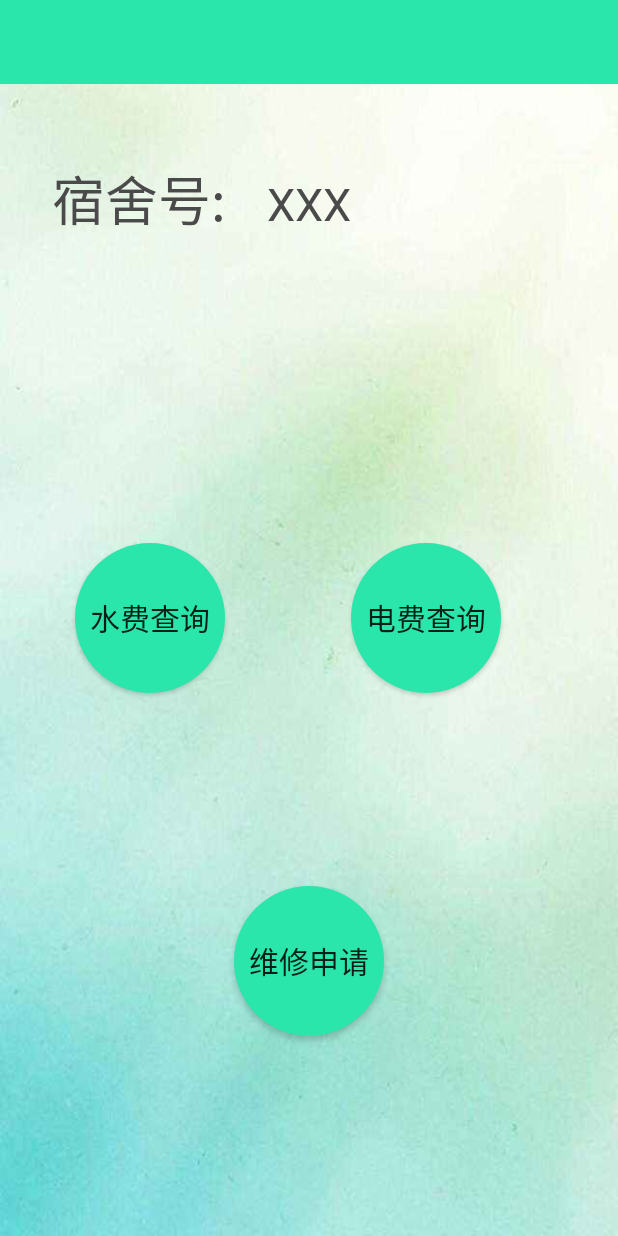
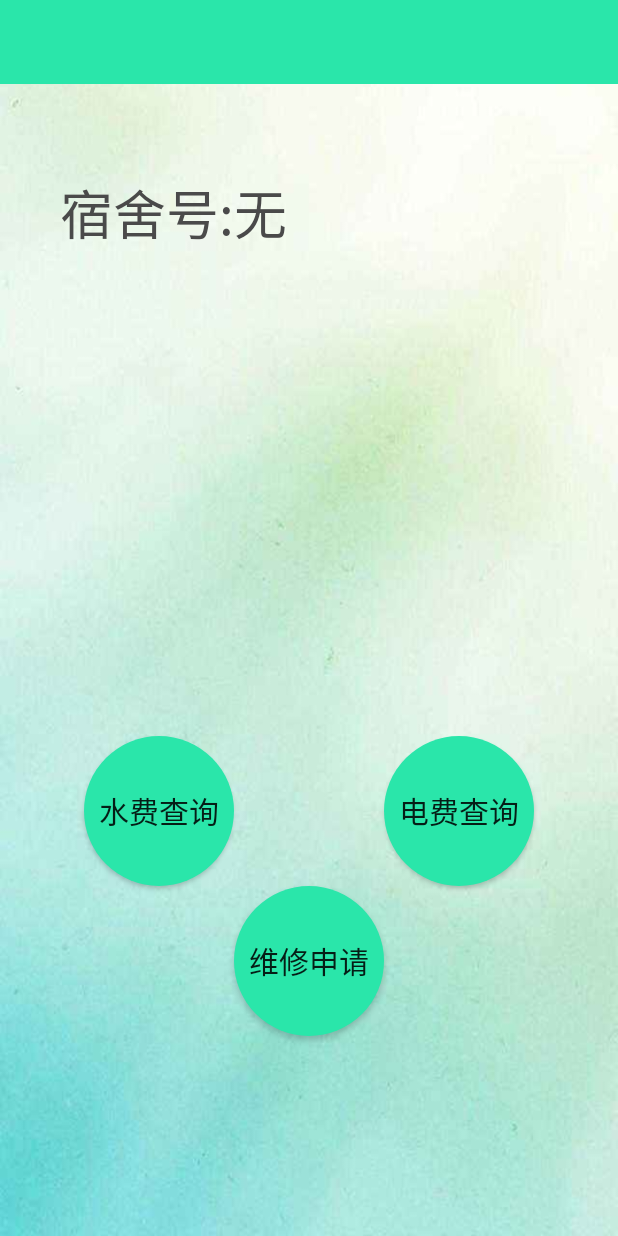
Before and after one commit to LYF08/project, an Android app: the layout activity_my_dormitory.xml on its own in the app's theme, with its tools: preview values and no code run, on a phone screen of 412 x 824 dp. Run offline under Robolectric (Android 15) with nearby library versions, the phone set to English and light mode, and no system bars.

Commit message:
增加了水电缴费，修改了部分布局

```diff
--- a/app/src/main/java/com/example/xin/dormitory/Student/LoginSActivity.java
+++ b/app/src/main/java/com/example/xin/dormitory/Student/LoginSActivity.java
@@ -14,6 +14,7 @@ import android.view.MenuInflater;
 import android.view.MenuItem;
 import android.view.View;
 import android.widget.Button;
+import android.widget.TextView;
 import android.widget.Toast;
 
 import com.example.xin.dormitory.R;
@@ -37,6 +38,7 @@ public class LoginSActivity extends AppCompatActivity {
 
     private DrawerLayout mSDrawlayout;
     private NavigationView navView;
+    private TextView tv_username;
 
     @Override
     protected void onCreate(Bundle savedInstanceState) {
@@ -47,6 +49,7 @@ public class LoginSActivity extends AppCompatActivity {
         getSupportActionBar().setDisplayShowTitleEnabled(true);
         mSDrawlayout = findViewById(R.id.drawer_layout);
         navView = findViewById(R.id.nav_view);
+        tv_username = findViewById(R.id.tv_username);
 
         //把信息存到sharedpreferences里
         OkHttpClient client = new OkHttpClient();
@@ -88,6 +91,8 @@ public class LoginSActivity extends AppCompatActivity {
         });
 
         ActionBar actionBar = getSupportActionBar();
+        SharedPreferences pref = getSharedPreferences("data",MODE_PRIVATE);
+        tv_username.setText(pref.getString("nickname",""));
 
         Button dormbutton= findViewById(R.id.button1);
         Button setbutton= findViewById(R.id.button2);
--- a/app/src/main/java/com/example/xin/dormitory/Utility/HttpUtil.java
+++ b/app/src/main/java/com/example/xin/dormitory/Utility/HttpUtil.java
@@ -8,7 +8,7 @@ import okhttp3.*;
 
 public class HttpUtil {
     //服务器地址，ip地址需要时常更换
-    public static final String address="http://192.168.88.100:8080/dormitoryPHP/";
+    public static final String address="http://192.168.88.103:8080/dormitoryPHP/";
     //由于Okhttp3的封装，难以获得php返回的数据，故记录用户ID，方便之后获取用户信息的操作
     public static String ID = null;
     /**
--- a/app/src/main/res/layout/activity_my_dormitory.xml
+++ b/app/src/main/res/layout/activity_my_dormitory.xml
@@ -13,11 +13,11 @@
         />
 
     <Button
-        android:id="@+id/check_ele"
+        android:id="@+id/bt_ele"
         android:layout_width="100dp"
         android:layout_height="100dp"
-        android:layout_centerVertical="true"
-        android:layout_toRightOf="@+id/dorm_num2"
+        android:layout_above="@id/repair"
+        android:layout_toRightOf="@id/repair"
         android:background="@drawable/button_main"
         android:text="电费查询"
         android:textSize="20dp" />
@@ -26,7 +26,6 @@
         android:id="@+id/repair"
         android:layout_width="100dp"
         android:layout_height="100dp"
-
         android:layout_alignParentBottom="true"
         android:layout_centerHorizontal="true"
         android:layout_marginBottom="133dp"
@@ -35,33 +34,32 @@
         android:textSize="20dp" />
 
     <TextView
-        android:id="@+id/dorm_num"
-        android:layout_width="143dp"
-        android:layout_height="50dp"
-        android:layout_alignBottom="@+id/dorm_num2"
-        android:layout_toLeftOf="@+id/dorm_num2"
+        android:id="@+id/dorm"
+        android:layout_width="wrap_content"
+        android:layout_height="wrap_content"
+        android:layout_alignBottom="@id/tv_dorm"
+        android:layout_alignRight="@id/bt_water"
         android:text="宿舍号:"
         android:textSize="35dp"
         android:textColor="#4A4A4A"/>
 
     <TextView
-        android:id="@+id/dorm_num2"
+        android:id="@+id/tv_dorm"
         android:layout_width="wrap_content"
         android:layout_height="wrap_content"
         android:layout_alignParentTop="true"
-        android:layout_centerHorizontal="true"
+        android:layout_toRightOf="@id/dorm"
         android:layout_marginTop="115dp"
-        android:text="XXX"
-        android:textSize="30dp"
+        android:text="无"
+        android:textSize="35dp"
         android:textColor="#4A4A4A"/>
 
     <Button
-        android:id="@+id/check_water"
+        android:id="@+id/bt_water"
         android:layout_width="100dp"
         android:layout_height="100dp"
-        android:layout_alignParentStart="true"
-        android:layout_centerVertical="true"
-        android:layout_marginStart="50dp"
+        android:layout_above="@id/repair"
+        android:layout_toLeftOf="@id/repair"
         android:background="@drawable/button_main"
         android:text="水费查询"
         android:textSize="20dp" />
```
Also changed, not shown: app/src/main/AndroidManifest.xml (+9 -6 lines), app/src/main/java/com/example/xin/dormitory/Common/LoginActivity.java (+4 -5 lines), app/src/main/java/com/example/xin/dormitory/Student/CheckEleAndWaterActivity.java (added, +23 -0 lines), app/src/main/java/com/example/xin/dormitory/Student/MyDormitory.java (+41 -0 lines), app/src/main/res/layout/activity_check_ele_and_water.xml (added, +14 -0 lines), app/src/main/res/layout/activity_login_s.xml (+14 -8 lines).
